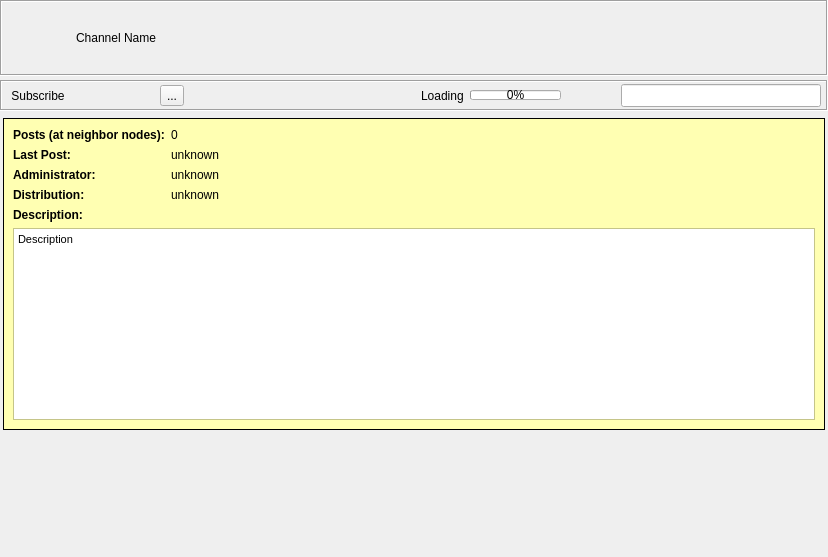
Before: the Qt Designer form retroshare-gui/src/gui/gxschannels/GxsChannelPostsWidget.ui in RetroShare/RetroShare, drawn with Qt 5.
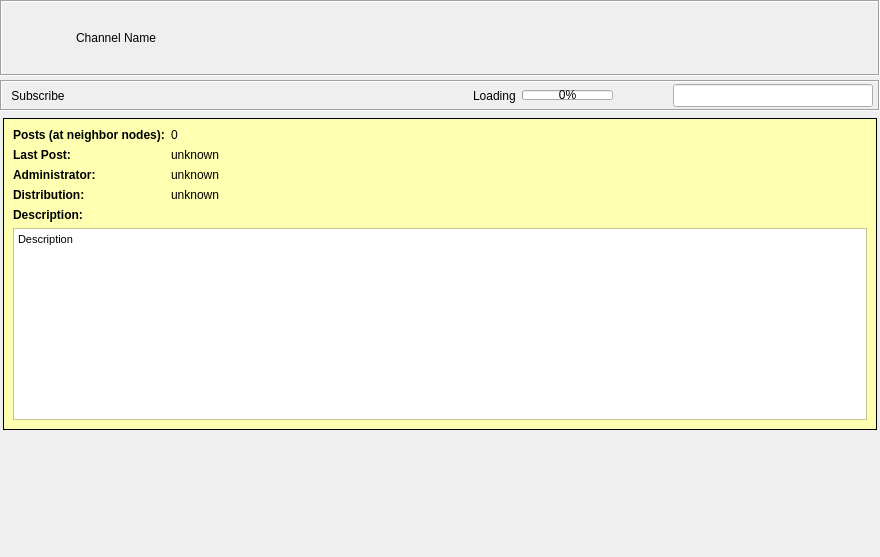
After: the same form once the commit is applied. Icons and pictures are not drawn. Custom widgets are drawn as their Qt base class.

Commit message: removed unused button in GxsChannelPostsWidget

Diff of the .ui file:
```diff
--- a/retroshare-gui/src/gui/gxschannels/GxsChannelPostsWidget.ui
+++ b/retroshare-gui/src/gui/gxschannels/GxsChannelPostsWidget.ui
@@ -6,7 +6,7 @@
    <rect>
     <x>0</x>
     <y>0</y>
-    <width>828</width>
+    <width>880</width>
     <height>557</height>
    </rect>
   </property>
@@ -184,20 +184,6 @@
         </property>
        </widget>
       </item>
-      <item>
-       <widget class="QToolButton" name="editButton">
-        <property name="toolTip">
-         <string>Edit current post</string>
-        </property>
-        <property name="text">
-         <string>...</string>
-        </property>
-        <property name="icon">
-         <iconset resource="../images.qrc">
-          <normaloff>:/images/edit_24.png</normaloff>:/images/edit_24.png</iconset>
-        </property>
-       </widget>
-      </item>
       <item>
        <spacer name="horizontalSpacer">
         <property name="orientation">
```
